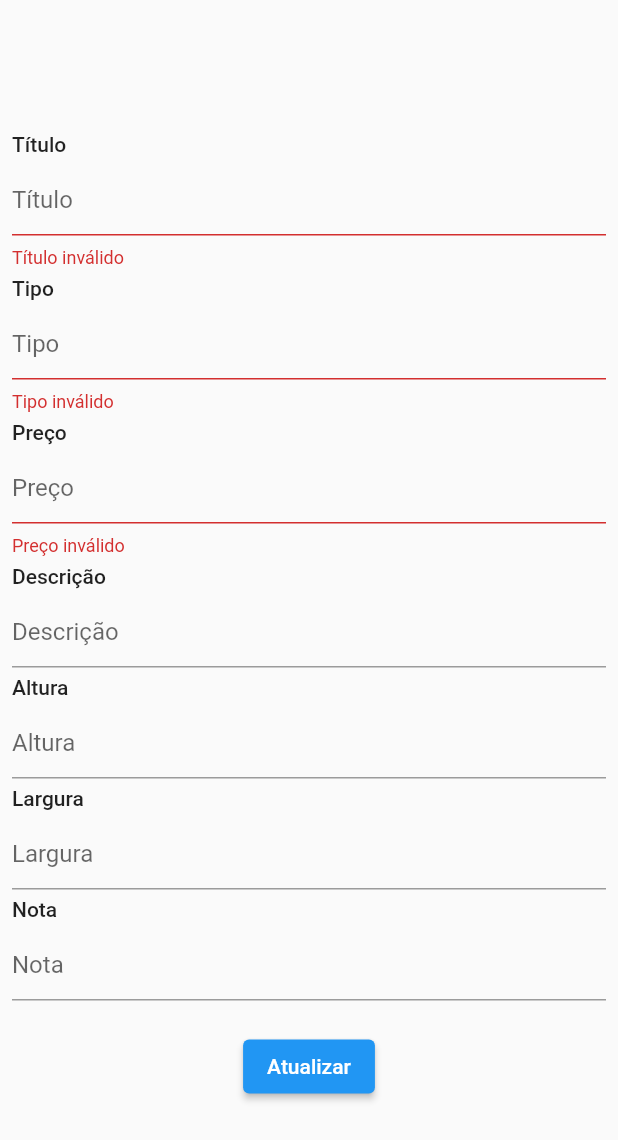
After one commit to cezar-pereira/product-firebase, a Flutter app: the ProductPage screen opened by its route, after a tap on "Atualizar", on a phone screen of 412 x 824 dp. The commit adds this screen. Shown: the top 1140 px of the screen. Run offline on Flutter 3.47's test engine with Material 2 defaults, Android fonts, the light colour scheme and no system bars; our stand-ins replace cached_network_image, cloud_firestore, dartz, firebase_core, firebase_storage, get; accounts and stored records are empty; statements that could not run were skipped.

Commit message:
added UpdateProductUseCase and tests. Added ProductPage.

```diff
--- a/lib/app/modules/home/infra/models/product_model.dart
+++ b/lib/app/modules/home/infra/models/product_model.dart
@@ -60,4 +60,26 @@ class ProductModel extends ProductEntity {
       urlImg: map['urlImg'],
     );
   }
+
+  ProductModel copyWith(
+      {String? title,
+      String? type,
+      double? price,
+      String? description,
+      int? height,
+      int? width,
+      int? rating}) {
+    return ProductModel(
+        id: id,
+        fileName: fileName,
+        createdAt: createdAt,
+        urlImg: urlImg,
+        description: description ?? this.description,
+        height: height ?? this.height,
+        width: width ?? this.width,
+        title: title ?? this.title,
+        type: type ?? this.type,
+        price: price ?? this.price,
+        rating: rating ?? this.rating);
+  }
 }
--- a/lib/app/modules/home/presenter/home_controller.dart
+++ b/lib/app/modules/home/presenter/home_controller.dart
@@ -38,4 +38,9 @@ class HomeController extends GetxController {
       productList.remove(product);
     });
   }
+
+  updateProductLocal({required ProductEntity product}) {
+    var index = productList.indexWhere((element) => element.id == product.id);
+    productList[index] = product;
+  }
 }
--- /dev/null
+++ b/lib/app/modules/product/domain/errors/errors_product.dart
@@ -0,0 +1,9 @@
+abstract class FailureProductInterface implements Exception {
+  String get message;
+}
+
+class ErrorUpdateProduct implements FailureProductInterface {
+  @override
+  final String message;
+  ErrorUpdateProduct({required this.message});
+}
--- /dev/null
+++ b/lib/app/modules/product/infra/datasources/produtc_datasource.dart
@@ -0,0 +1,5 @@
+import 'package:products_firebase/app/modules/home/domain/entities/product_entity.dart';
+
+abstract class ProductDatasourceInterface {
+  Future<bool> updateProduct({required ProductEntity product});
+}
--- /dev/null
+++ b/lib/app/modules/product/presenter/components/text_form_field_component.dart
@@ -0,0 +1,32 @@
+import 'package:flutter/material.dart';
+
+class TextFormFieldComponent extends StatelessWidget {
+  const TextFormFieldComponent(
+      {Key? key,
+      required this.hint,
+      this.keyboardType = TextInputType.text,
+      required this.controller,
+      this.validation})
+      : super(key: key);
+  final String hint;
+  final TextInputType keyboardType;
+  final TextEditingController controller;
+  final Function? validation;
+
+  @override
+  Widget build(BuildContext context) {
+    return Column(
+      crossAxisAlignment: CrossAxisAlignment.start,
+      children: [
+        Text(hint, style: Theme.of(context).textTheme.bodyText1),
+        const SizedBox(height: 5),
+        TextFormField(
+          controller: controller,
+          validator: validation != null ? (value) => validation!(value) : null,
+          keyboardType: keyboardType,
+          decoration: InputDecoration(hintText: hint),
+        ),
+      ],
+    );
+  }
+}
--- /dev/null
+++ b/lib/app/modules/product/presenter/functions/product_validations.dart
@@ -0,0 +1,19 @@
+class ProductValidations {
+  String? title(String value) {
+    return value.isEmpty ? 'Título inválido' : null;
+  }
+
+  String? type(String value) {
+    return value.isEmpty ? 'Tipo inválido' : null;
+  }
+
+  String? price(String value) {
+    return value.isEmpty ? 'Preço inválido' : null;
+  }
+
+  String? rating(String value) {
+    return (int.parse(value) >= 0 && int.parse(value) <= 5)
+        ? null
+        : 'nota inválida. Digite entre 0 e 5';
+  }
+}
--- /dev/null
+++ b/lib/app/modules/product/presenter/product_binding.dart
@@ -0,0 +1,28 @@
+import 'package:get/get.dart';
+import 'package:products_firebase/app/modules/product/domain/usecases/update_product_usecase.dart';
+import 'package:products_firebase/app/modules/product/external/datasources/product_firebase_datasource.dart';
+import 'package:products_firebase/app/modules/product/infra/repositories/product_repository.dart';
+
+import 'package:products_firebase/app/modules/product/presenter/product_controller.dart';
+
+class ProductBinding implements Bindings {
+  @override
+  void dependencies() {
+    /* CONTROLLERS */
+    Get.lazyPut(() => ProductController(
+        updateProductUseCase: UpdateProductUsecase(
+            repository:
+                ProductRepository(dataSource: ProductFirebaseDataSource()))));
+
+    // /* DATASOURCES */
+    // Get.lazyPut<ProductDatasourceInterface>(() => ProductFirebaseDataSource());
+
+    // /* REPOSITORIES */
+    // Get.lazyPut<ProductRepositoryInterface>(() =>
+    //     ProductRepository(dataSource: Get.find<ProductDatasourceInterface>()));
+
+    // /* USECASES */
+    // Get.lazyPut<UpdateProductUsecaseInterface>(() => UpdateProductUsecase(
+    //     repository: Get.find<ProductRepositoryInterface>()));
+  }
+}
--- /dev/null
+++ b/lib/app/modules/product/presenter/product_controller.dart
@@ -0,0 +1,51 @@
+// ignore_for_file: prefer_typing_uninitialized_variables
+
+import 'package:dartz/dartz.dart';
+import 'package:flutter/material.dart';
+import 'package:get/get.dart';
+
+import 'package:products_firebase/app/modules/home/domain/entities/product_entity.dart';
+import 'package:products_firebase/app/modules/home/infra/models/product_model.dart';
+import 'package:products_firebase/app/modules/product/domain/errors/errors_product.dart';
+import 'package:products_firebase/app/modules/product/domain/usecases/update_product_usecase.dart';
+
+class ProductController extends GetxController {
+  ProductController({required this.updateProductUseCase});
+  UpdateProductUsecaseInterface updateProductUseCase;
+
+  var titleController = TextEditingController();
+  var typeController = TextEditingController();
+  var priceController = TextEditingController();
+  var descriptionController = TextEditingController();
+  var heightController = TextEditingController();
+  var widthController = TextEditingController();
+  var ratingController = TextEditingController();
+
+  var productEdit;
+
+  initValues({required ProductEntity product}) {
+    titleController.text = product.title;
+    typeController.text = product.type;
+    priceController.text = product.price.toString();
+    descriptionController.text = product.description;
+    heightController.text = product.height.toString();
+    widthController.text = product.width.toString();
+    ratingController.text = product.rating.toString();
+  }
+
+  Future<Either<ErrorUpdateProduct, bool>> updateProduct(
+      {required ProductEntity product}) async {
+    product as ProductModel;
+
+    productEdit = product.copyWith(
+        title: titleController.text,
+        type: typeController.text,
+        price: double.parse(priceController.text),
+        description: descriptionController.text,
+        height: int.parse(heightController.text),
+        width: int.parse(widthController.text),
+        rating: int.parse(ratingController.text));
+
+    return updateProductUseCase(product: productEdit);
+  }
+}
--- /dev/null
+++ b/lib/app/modules/product/presenter/product_page.dart
@@ -0,0 +1,105 @@
+import 'package:flutter/material.dart';
+import 'package:get/get.dart';
+import 'package:products_firebase/app/modules/home/infra/models/product_model.dart';
+import 'package:products_firebase/app/modules/home/presenter/home_controller.dart';
+import 'package:products_firebase/app/modules/product/presenter/components/text_form_field_component.dart';
+import 'package:products_firebase/app/modules/product/presenter/functions/product_validations.dart';
+import 'package:products_firebase/app/modules/product/presenter/product_controller.dart';
+
+class ProductPage extends StatefulWidget {
+  const ProductPage({Key? key}) : super(key: key);
+
+  @override
+  State<ProductPage> createState() => _ProductPageState();
+}
+
+class _ProductPageState extends State<ProductPage> {
+  final product = Get.arguments;
+
+  var controller = Get.find<ProductController>();
+  final GlobalKey<FormState> _formKey = GlobalKey<FormState>();
+  var validations = ProductValidations();
+  @override
+  void initState() {
+    product as ProductModel;
+    controller.initValues(product: product);
+    super.initState();
+  }
+
+  @override
+  Widget build(BuildContext context) {
+    return Scaffold(
+      body: SingleChildScrollView(
+        child: Form(
+          key: _formKey,
+          child: Container(
+            margin: const EdgeInsets.only(top: 80),
+            padding: const EdgeInsets.all(8.0),
+            child: Column(
+              children: [
+                TextFormFieldComponent(
+                    validation: validations.title,
+                    hint: 'Título',
+                    controller: controller.titleController),
+                const SizedBox(height: 5),
+                TextFormFieldComponent(
+                    validation: validations.type,
+                    hint: 'Tipo',
+                    controller: controller.typeController),
+                const SizedBox(height: 5),
+                TextFormFieldComponent(
+                  validation: validations.price,
+                  hint: 'Preço',
+                  controller: controller.priceController,
+                  keyboardType:
+                      const TextInputType.numberWithOptions(decimal: true),
+                ),
+                const SizedBox(height: 5),
+                TextFormFieldComponent(
+                    hint: 'Descrição',
+                    controller: controller.descriptionController),
+                const SizedBox(height: 5),
+                TextFormFieldComponent(
+                    hint: 'Altura',
+                    controller: controller.heightController,
+                    keyboardType: const TextInputType.numberWithOptions()),
+                const SizedBox(height: 5),
+                TextFormFieldComponent(
+                    hint: 'Largura',
+                    controller: controller.widthController,
+                    keyboardType: const TextInputType.numberWithOptions()),
+                const SizedBox(height: 5),
+                TextFormFieldComponent(
+                  validation: validations.rating,
+                  hint: 'Nota',
+                  controller: controller.ratingController,
+                  keyboardType: const TextInputType.numberWithOptions(),
+                ),
+                const SizedBox(height: 20),
+                ElevatedButton(
+                    onPressed: () async {
+                      if (_formKey.currentState!.validate()) {
+                        var result =
+                            await controller.updateProduct(product: product);
+
+                        result.fold((l) => Get.snackbar('Erro', l.message),
+                            (r) {
+                          var homeController = Get.find<HomeController>();
+
+                          homeController.updateProductLocal(
+                              product: controller.productEdit);
+                          Get.back();
+                          Get.snackbar('Atualizar Produto',
+                              '${controller.titleController.text} atualizado com sucesso.');
+                        });
+                      }
+                    },
+                    child: const Text('Atualizar'))
+              ],
+            ),
+          ),
+        ),
+      ),
+    );
+  }
+}
--- a/lib/routes/app_routes.dart
+++ b/lib/routes/app_routes.dart
@@ -2,4 +2,5 @@
 
 abstract class Routes {
   static const HOME = '/';
+  static const PRODUCTS = '/product';
 }
```
Also changed, not shown: lib/app/modules/home/presenter/components/card_product/card_product_component.dart (+8 -1 lines), lib/app/modules/product/domain/repositories/product_repository.dart (added, +8 -0 lines), lib/app/modules/product/domain/usecases/update_product_usecase.dart (added, +21 -0 lines), lib/app/modules/product/external/datasources/product_firebase_datasource.dart (added, +20 -0 lines), lib/app/modules/product/infra/repositories/product_repository.dart (added, +22 -0 lines), lib/routes/app_pages.dart (+9 -1 lines), 4 other files.
